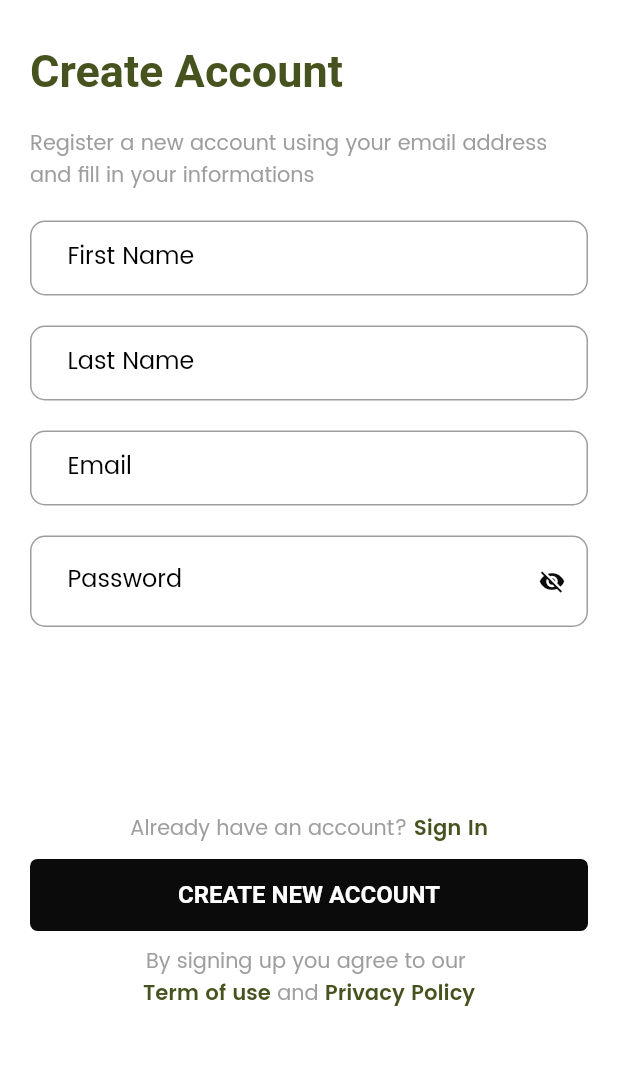
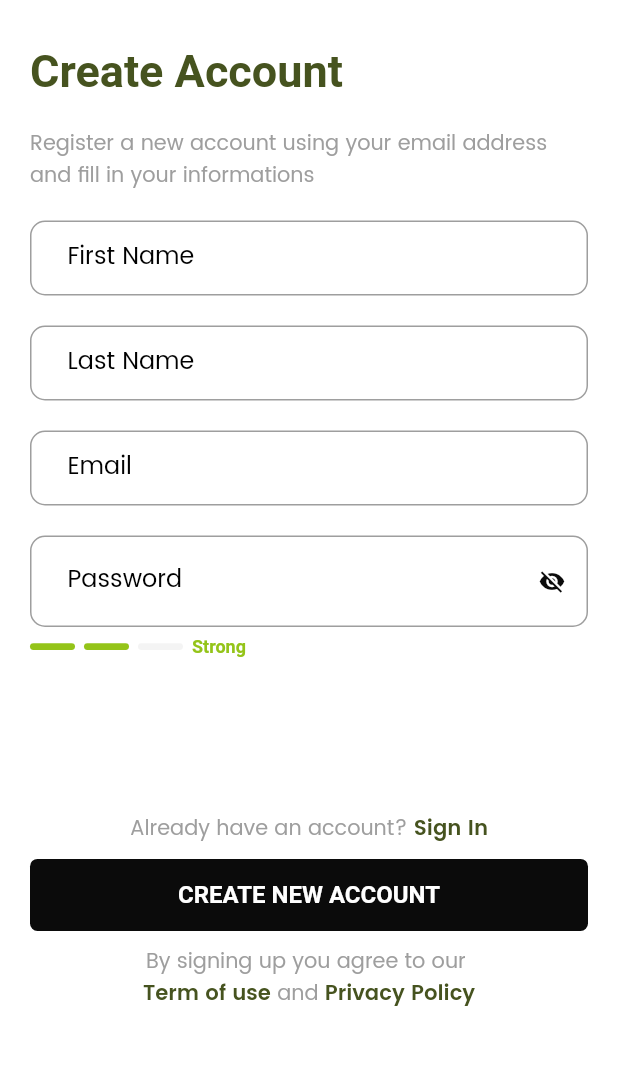
Before and after one commit to phil10xs/opticash_mobile, a Flutter app: the screen it shows after launch, after a tap on "Create New Account", on a phone screen of 412 x 824 dp, the part 81-1146 px from its top. Run offline on Flutter 3.47's test engine with Material 2 defaults, Android fonts, the phone set to English and light mode, and no system bars; our stand-ins replace dartz, dio, get_it, logger; Roboto replaces fonts that are missing (Rogerex).

Commit message:
added indicators

```diff
--- a/lib/dashboard/presentation/notifier/dashboard_mixin.dart
+++ b/lib/dashboard/presentation/notifier/dashboard_mixin.dart
@@ -2,6 +2,7 @@ import 'package:flutter/material.dart';
 import 'package:opticash_mobile/core/assets/assets.dart';
 import 'package:opticash_mobile/core/utils/colors.dart';
 import 'package:opticash_mobile/dashboard/presentation/views/dashboard.dart';
+import 'package:opticash_mobile/dashboard/presentation/views/login.dart';
 import 'package:opticash_mobile/dashboard/presentation/widgets/button.dart';
 
 mixin DashBoardNotifierMixin on ChangeNotifier {
@@ -16,7 +17,7 @@ mixin DashBoardNotifierMixin on ChangeNotifier {
       SuccessResponse(
         onLogin: () => {
           Navigator.of(context).pop(),
-          Navigator.of(context).pushNamed(DashBoardScreen.routeName),
+          Navigator.of(context).pushNamed(LoginScreen.routeName),
         },
       ),
     );
--- a/lib/dashboard/presentation/views/create_account.dart
+++ b/lib/dashboard/presentation/views/create_account.dart
@@ -72,9 +72,14 @@ class _CreateAccountState extends State<CreateAccount> {
                 const SizedBox(
                   height: 30,
                 ),
-                Text(
-                  'Create Account',
-                  style: Theme.of(context).textTheme.headlineLarge,
+                InkWell(
+                  onTap: () {
+                    Navigator.of(context).pushNamed(CreateAccount.routeName);
+                  },
+                  child: Text(
+                    'Create Account',
+                    style: Theme.of(context).textTheme.headlineLarge,
+                  ),
                 ),
                 const SizedBox(
                   height: 20,
@@ -235,7 +240,53 @@ class _CreateAccountState extends State<CreateAccount> {
                 SizedBox(
                   height: MediaQuery.of(context).size.height * .15,
                   child: Column(
-                    children: [],
+                    children: [
+                      SizedBox(
+                        height: 6,
+                      ),
+                      Row(
+                        children: [
+                          Container(
+                            width: 30,
+                            height: 4.5,
+                            decoration: BoxDecoration(
+                                color: appColor.secondary,
+                                borderRadius: BorderRadius.circular(20)),
+                          ),
+                          SizedBox(
+                            width: 6,
+                          ),
+                          Container(
+                            width: 30,
+                            height: 4.5,
+                            decoration: BoxDecoration(
+                                color: appColor.secondary,
+                                borderRadius: BorderRadius.circular(20)),
+                          ),
+                          SizedBox(
+                            width: 6,
+                          ),
+                          Container(
+                            width: 30,
+                            height: 4.5,
+                            decoration: BoxDecoration(
+                                color: appColor.newGrey,
+                                borderRadius: BorderRadius.circular(20)),
+                          ),
+                          SizedBox(
+                            width: 6,
+                          ),
+                          //
+                          Text(
+                            'Strong',
+                            style: TextStyle(
+                                fontSize: 12,
+                                fontFamily: '',
+                                color: appColor.secondary),
+                          )
+                        ],
+                      ),
+                    ],
                   ),
                 ),
                 Column(
--- a/lib/dashboard/presentation/views/login.dart
+++ b/lib/dashboard/presentation/views/login.dart
@@ -3,6 +3,7 @@ import 'package:flutter/services.dart';
 import 'package:opticash_mobile/core/utils/colors.dart';
 import 'package:opticash_mobile/core/utils/extension.dart';
 import 'package:opticash_mobile/dashboard/presentation/notifier/dash_notifier.dart';
+import 'package:opticash_mobile/dashboard/presentation/views/create_account.dart';
 import 'package:opticash_mobile/dashboard/presentation/views/dashboard.dart';
 import 'package:opticash_mobile/dashboard/presentation/widgets/button.dart';
 
@@ -168,7 +169,12 @@ class _LoginScreenState extends State<LoginScreen> {
                               "Don’t have account?",
                               style: Theme.of(context).textTheme.headlineMedium,
                             ),
-                            Text(
+                            InkWell(
+                              onTap: () {
+                                Navigator.of(context)
+                                    .pushNamed(CreateAccount.routeName);
+                              },
+                              child: Text(
                                 " Create Account ",
                                 style: Theme.of(context)
                                     .textTheme
@@ -176,6 +182,7 @@ class _LoginScreenState extends State<LoginScreen> {
                                     .copyWith(
                                         fontWeight: FontWeight.w600,
                                         color: appColor.primary),
+                              ),
                             ),
                           ],
                         ),
--- a/lib/dashboard/presentation/views/onboard.dart
+++ b/lib/dashboard/presentation/views/onboard.dart
@@ -47,7 +47,7 @@ class _OnboardState extends State<Onboard> {
                     ),
                   ),
                   SizedBox(
-                    height: 50,
+                    height: 70,
                   ),
                   Text(
                     'Send Money faster than imagined',
@@ -67,6 +67,34 @@ class _OnboardState extends State<Onboard> {
                         .copyWith(color: Colors.white),
                   ),
                   Spacer(),
+                  Row(
+                    children: [
+                      Container(
+                        width: 60,
+                        height: 2.5,
+                        color: appColor.secondary,
+                      ),
+                      SizedBox(
+                        width: 10,
+                      ),
+                      Container(
+                        width: 60,
+                        height: 2.5,
+                        color: appColor.secondary,
+                      ),
+                      SizedBox(
+                        width: 10,
+                      ),
+                      Container(
+                        width: 60,
+                        height: 2.5,
+                        color: appColor.white,
+                      )
+                    ],
+                  ),
+                  SizedBox(
+                    height: 40,
+                  ),
                   PrimaryButton(
                     useGradient: true,
                     color: appColor.secondary,
--- a/lib/dashboard/presentation/views/splashone.dart
+++ b/lib/dashboard/presentation/views/splashone.dart
@@ -33,7 +33,7 @@ class _SplashOneState extends State<SplashOne> {
             mainAxisAlignment: MainAxisAlignment.center,
             children: [
               SizedBox(
-                height: 10,
+                height: 65,
               ),
               Center(
                 child: Container(
```
Lines whose indentation alone changed are shown as unchanged.
